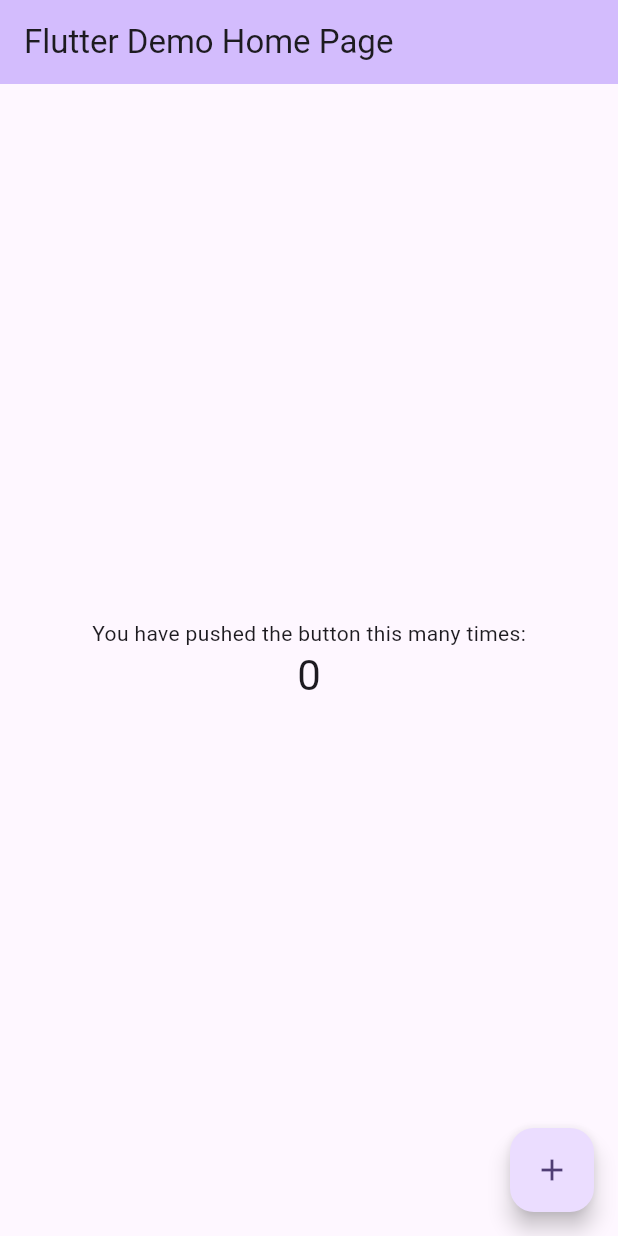
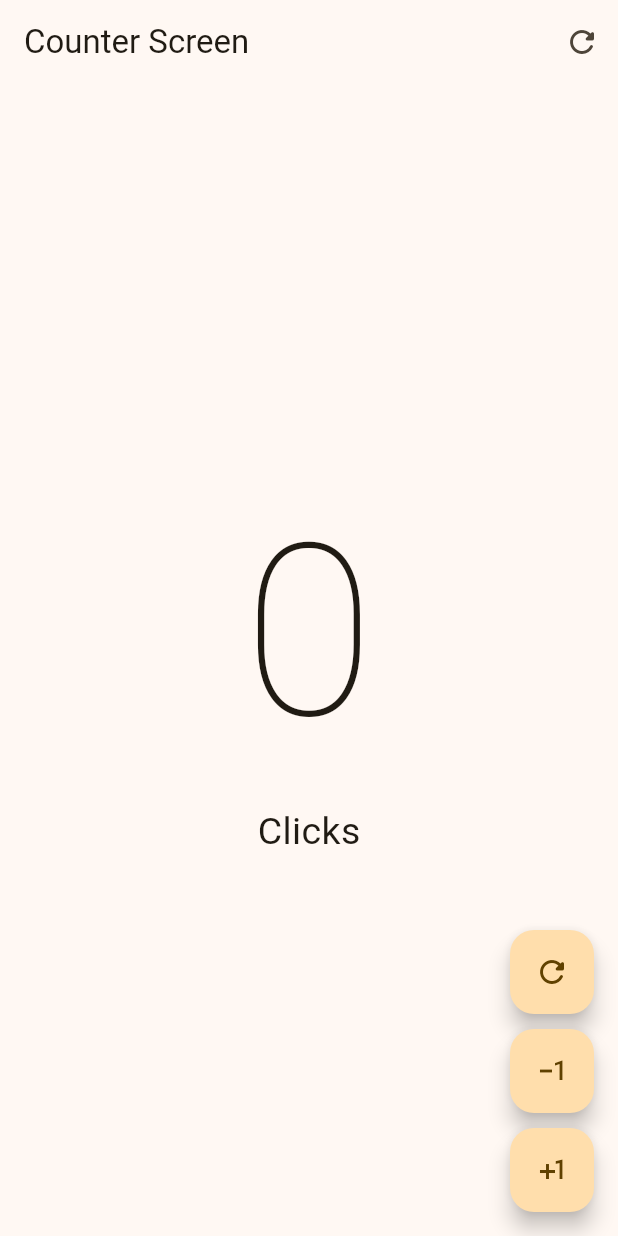
Before and after one commit to xChrisxY/counter_app_flutter, a Flutter app: the screen it shows after launch, on a phone screen of 412 x 824 dp. Run offline on Flutter 3.47's test engine with Material 3 defaults, Android fonts, the phone set to English and light mode, and no system bars.

Commit message:
counter ready

```diff
--- a/lib/main.dart
+++ b/lib/main.dart
@@ -1,3 +1,4 @@
+import 'package:counter_app/presentation/screens/counter_functions_screen.dart';
 import 'package:flutter/material.dart';
 
 void main() {
@@ -7,116 +8,13 @@ void main() {
 class MyApp extends StatelessWidget {
   const MyApp({super.key});
 
-  // This widget is the root of your application.
   @override
   Widget build(BuildContext context) {
     return MaterialApp(
-      title: 'Flutter Demo',
-      theme: ThemeData(
-        // This is the theme of your application.
-        //
-        // TRY THIS: Try running your application with "flutter run". You'll see
-        // the application has a purple toolbar. Then, without quitting the app,
-        // try changing the seedColor in the colorScheme below to Colors.green
-        // and then invoke "hot reload" (save your changes or press the "hot
-        // reload" button in a Flutter-supported IDE, or press "r" if you used
-        // the command line to start the app).
-        //
-        // Notice that the counter didn't reset back to zero; the application
-        // state is not lost during the reload. To reset the state, use hot
-        // restart instead.
-        //
-        // This works for code too, not just values: Most code changes can be
-        // tested with just a hot reload.
-        colorScheme: ColorScheme.fromSeed(seedColor: Colors.deepPurple),
-      ),
-      home: const MyHomePage(title: 'Flutter Demo Home Page'),
+      debugShowCheckedModeBanner: false,
+      theme: ThemeData(useMaterial3: true, colorSchemeSeed: Colors.amber[600]),
+      home: const CounterFunctionsScreen(),
     );
+    // TODO: implement build
   }
 }
-
-class MyHomePage extends StatefulWidget {
-  const MyHomePage({super.key, required this.title});
-
-  // This widget is the home page of your application. It is stateful, meaning
-  // that it has a State object (defined below) that contains fields that affect
-  // how it looks.
-
-  // This class is the configuration for the state. It holds the values (in this
-  // case the title) provided by the parent (in this case the App widget) and
-  // used by the build method of the State. Fields in a Widget subclass are
-  // always marked "final".
-
-  final String title;
-
-  @override
-  State<MyHomePage> createState() => _MyHomePageState();
-}
-
-class _MyHomePageState extends State<MyHomePage> {
-  int _counter = 0;
-
-  void _incrementCounter() {
-    setState(() {
-      // This call to setState tells the Flutter framework that something has
-      // changed in this State, which causes it to rerun the build method below
-      // so that the display can reflect the updated values. If we changed
-      // _counter without calling setState(), then the build method would not be
-      // called again, and so nothing would appear to happen.
-      _counter++;
-    });
-  }
-
-  @override
-  Widget build(BuildContext context) {
-    // This method is rerun every time setState is called, for instance as done
-    // by the _incrementCounter method above.
-    //
-    // The Flutter framework has been optimized to make rerunning build methods
-    // fast, so that you can just rebuild anything that needs updating rather
-    // than having to individually change instances of widgets.
-    return Scaffold(
-      appBar: AppBar(
-        // TRY THIS: Try changing the color here to a specific color (to
-        // Colors.amber, perhaps?) and trigger a hot reload to see the AppBar
-        // change color while the other colors stay the same.
-        backgroundColor: Theme.of(context).colorScheme.inversePrimary,
-        // Here we take the value from the MyHomePage object that was created by
-        // the App.build method, and use it to set our appbar title.
-        title: Text(widget.title),
-      ),
-      body: Center(
-        // Center is a layout widget. It takes a single child and positions it
-        // in the middle of the parent.
-        child: Column(
-          // Column is also a layout widget. It takes a list of children and
-          // arranges them vertically. By default, it sizes itself to fit its
-          // children horizontally, and tries to be as tall as its parent.
-          //
-          // Column has various properties to control how it sizes itself and
-          // how it positions its children. Here we use mainAxisAlignment to
-          // center the children vertically; the main axis here is the vertical
-          // axis because Columns are vertical (the cross axis would be
-          // horizontal).
-          //
-          // TRY THIS: Invoke "debug painting" (choose the "Toggle Debug Paint"
-          // action in the IDE, or press "p" in the console), to see the
-          // wireframe for each widget.
-          mainAxisAlignment: MainAxisAlignment.center,
-          children: <Widget>[
-            const Text('You have pushed the button this many times:'),
-            Text(
-              '$_counter',
-              style: Theme.of(context).textTheme.headlineMedium,
-            ),
-          ],
-        ),
-      ),
-      floatingActionButton: FloatingActionButton(
-        onPressed: _incrementCounter,
-        tooltip: 'Increment',
-        child: const Icon(Icons.add),
-      ), // This trailing comma makes auto-formatting nicer for build methods.
-    );
-  }
-}
--- /dev/null
+++ b/lib/presentation/screens/counter_functions_screen.dart
@@ -0,0 +1,93 @@
+import 'package:flutter/material.dart';
+
+class CounterFunctionsScreen extends StatefulWidget {
+  const CounterFunctionsScreen({super.key});
+
+  @override
+  State<CounterFunctionsScreen> createState() => _CounterFunctionsScreenState();
+}
+
+class _CounterFunctionsScreenState extends State<CounterFunctionsScreen> {
+  int clickCounter = 0;
+  @override
+  Widget build(BuildContext context) {
+    return Scaffold(
+      appBar: AppBar(
+        title: const Text("Counter Screen"),
+        actions: [
+          IconButton(
+            onPressed: () {
+              setState(() {
+                clickCounter = 0;
+              });
+            },
+            icon: Icon(Icons.refresh_rounded),
+          ),
+        ],
+      ),
+      body: Center(
+        child: Column(
+          mainAxisAlignment: MainAxisAlignment.center,
+          children: [
+            Text(
+              '$clickCounter',
+              style: TextStyle(fontSize: 160, fontWeight: FontWeight.w100),
+            ),
+            Text(
+              '$clickCounter' == '1' ? 'Click' : 'Clicks',
+              style: TextStyle(fontSize: 25),
+            ),
+          ],
+        ),
+      ),
+      floatingActionButton: Column(
+        mainAxisAlignment: MainAxisAlignment.end,
+        children: [
+          CustomButton(
+            icon: Icons.refresh_rounded,
+            onPressed: () {
+              setState(() {
+                clickCounter = 0;
+              });
+            },
+          ),
+
+          SizedBox(height: 10),
+
+          CustomButton(
+            icon: Icons.exposure_minus_1,
+            onPressed: () {
+              setState(() {
+                if (clickCounter == 1) return;
+                clickCounter--;
+              });
+            },
+          ),
+
+          SizedBox(height: 10),
+
+          CustomButton(
+            icon: Icons.plus_one,
+            onPressed: () {
+              setState(() {
+                clickCounter++;
+              });
+            },
+          ),
+        ],
+      ),
+    );
+  }
+}
+
+class CustomButton extends StatelessWidget {
+  final IconData icon;
+  final VoidCallback? onPressed;
+
+  const CustomButton({super.key, required this.icon, required this.onPressed});
+
+  @override
+  Widget build(BuildContext context) {
+    return FloatingActionButton(onPressed: onPressed, child: Icon(icon));
+  }
+}
```
Also changed, not shown: lib/presentation/screens/counter_screen.dart (added, +41 -0 lines).
